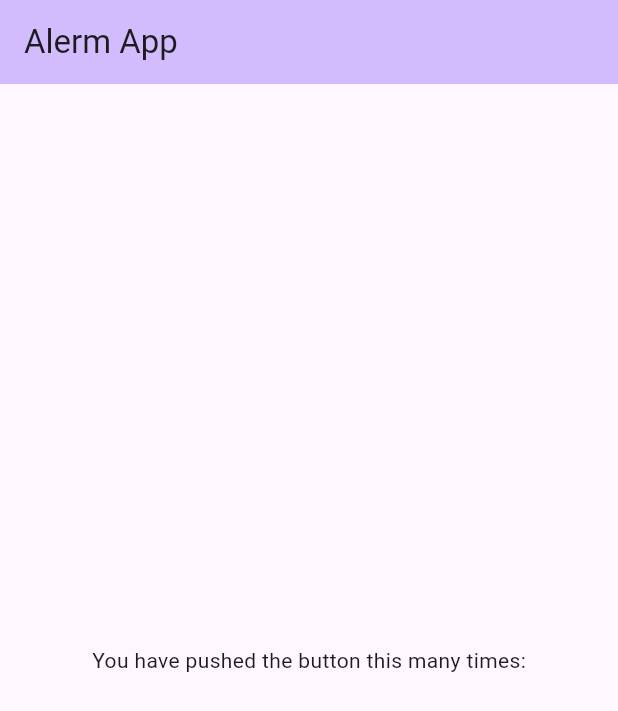
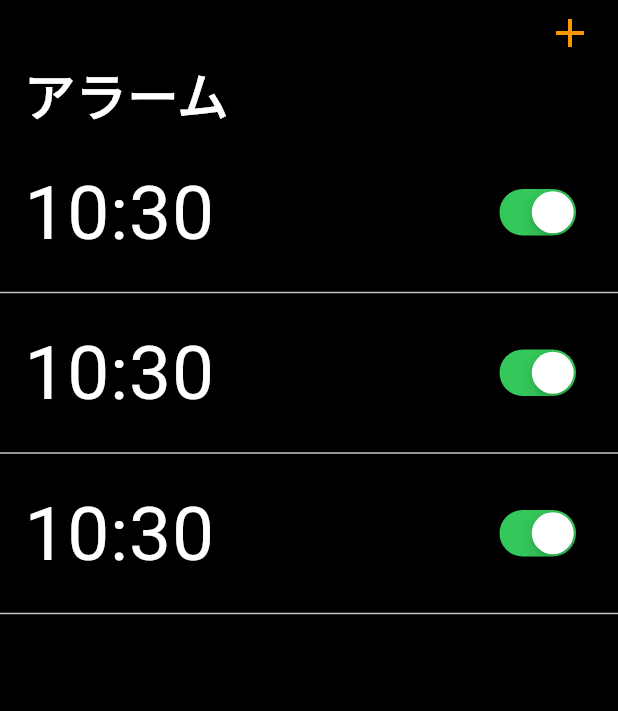
Before and after one commit to seitamuro/AlermApp, a Flutter app: the screen it shows after launch, on a phone screen of 412 x 824 dp. Shown: the top 711 px of the screen. Run offline on Flutter 3.47's test engine with Material 2 defaults, Android fonts, the phone set to English and light mode, and no system bars.

Commit message:
基本的なUIコンポーネントを配置

```diff
--- a/lib/main.dart
+++ b/lib/main.dart
@@ -1,4 +1,8 @@
+import 'package:flutter/cupertino.dart';
 import 'package:flutter/material.dart';
+import 'package:intl/intl.dart';
+
+import 'alerm.dart';
 
 void main() {
   runApp(const MyApp());
@@ -31,22 +35,55 @@ class HomePage extends StatefulWidget {
 }
 
 class _HomePageState extends State<HomePage> {
+  List<Alerm> alermList = [
+    Alerm(alermTime: DateTime.now()),
+    Alerm(alermTime: DateTime.now()),
+    Alerm(alermTime: DateTime.now()),
+  ];
+
   @override
   Widget build(BuildContext context) {
     return Scaffold(
-      appBar: AppBar(
-        backgroundColor: Theme.of(context).colorScheme.inversePrimary,
-        title: Text(widget.title),
-      ),
-      body: const Center(
-        child: Column(
-          mainAxisAlignment: MainAxisAlignment.center,
-          children: <Widget>[
-            Text(
-              'You have pushed the button this many times:',
+      backgroundColor: Colors.black,
+      body: Center(
+        child: CustomScrollView(
+          slivers: [
+            CupertinoSliverNavigationBar(
+              backgroundColor: Colors.black,
+              largeTitle: Text("アラーム", style: TextStyle(color: Colors.white)),
+              trailing: GestureDetector(
+                child: Icon(Icons.add, color: Colors.orange),
+                onTap: () {
+
+                },
+              )
             ),
+            SliverList(
+                delegate: SliverChildBuilderDelegate(
+                  (context, index) {
+                    Alerm alerm = alermList[index];
+                    return Column(
+                      children: [
+                        ListTile(
+                          title: Text(
+                            DateFormat('H:mm').format(alerm.alermTime),
+                            style: TextStyle(color: Colors.white, fontSize: 50)
+                          ),
+                          trailing: CupertinoSwitch(
+                            value: true,
+                            onChanged: (newValue) {
+                            },
+                          ),
+                        ),
+                        const Divider(),
+                      ],
+                    );
+                  },
+                  childCount: alermList.length
+                )
+            )
           ],
-        ),
+        )
       ),
     );
   }
--- a/pubspec.yaml
+++ b/pubspec.yaml
@@ -35,6 +35,7 @@ dependencies:
   # The following adds the Cupertino Icons font to your application.
   # Use with the CupertinoIcons class for iOS style icons.
   cupertino_icons: ^1.0.2
+  intl: any
 
 dev_dependencies:
   flutter_test:
```
Also changed, not shown: pubspec.lock.
